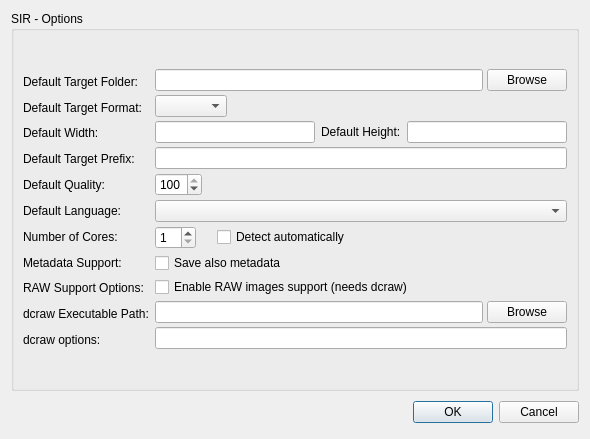
First picture: the form in dialogs/optionsdialog.ui, repository marek629/SIR, before the edit.
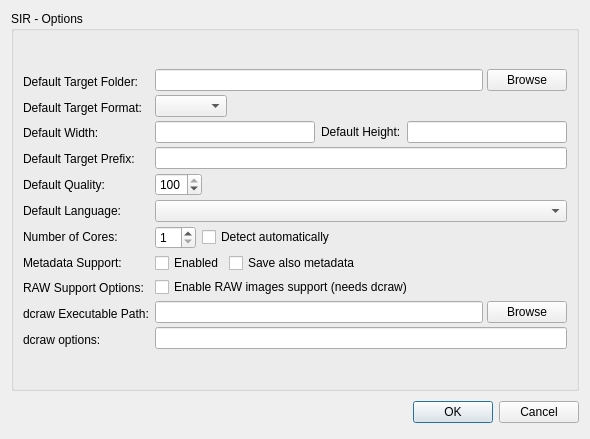
Second picture: the form after the edit.

Diff of the .ui file:
```diff
--- a/dialogs/optionsdialog.ui
+++ b/dialogs/optionsdialog.ui
@@ -292,22 +292,6 @@
               </property>
              </widget>
             </item>
-            <item>
-             <spacer name="spacer_cores">
-              <property name="orientation">
-               <enum>Qt::Horizontal</enum>
-              </property>
-              <property name="sizeType">
-               <enum>QSizePolicy::Fixed</enum>
-              </property>
-              <property name="sizeHint" stdset="0">
-               <size>
-                <width>15</width>
-                <height>20</height>
-               </size>
-              </property>
-             </spacer>
-            </item>
             <item>
              <widget class="QCheckBox" name="coresCheckBox">
               <property name="text">
@@ -316,7 +300,7 @@
              </widget>
             </item>
             <item>
-             <spacer name="spacer_cores_2">
+             <spacer name="spacer_cores">
               <property name="orientation">
                <enum>Qt::Horizontal</enum>
               </property>
@@ -336,14 +320,31 @@
              <number>0</number>
             </property>
             <item>
+             <layout class="QHBoxLayout" name="horizontalLayout">
+              <item>
              <widget class="QCheckBox" name="metadataCheckBox">
+                <property name="sizePolicy">
+                 <sizepolicy hsizetype="Fixed" vsizetype="Fixed">
+                  <horstretch>0</horstretch>
+                  <verstretch>0</verstretch>
+                 </sizepolicy>
+                </property>
               <property name="toolTip">
                <string>EXIF, IPTC and XMP supported</string>
               </property>
               <property name="text">
+                 <string>Enabled</string>
+                </property>
+               </widget>
+              </item>
+              <item>
+               <widget class="QCheckBox" name="saveMetadataCheckBox">
+                <property name="text">
                <string>Save also metadata</string>
               </property>
              </widget>
+              </item>
+             </layout>
             </item>
             <item>
              <widget class="QCheckBox" name="rawCheckBox">
```
Lines whose indentation alone changed are shown as unchanged.
